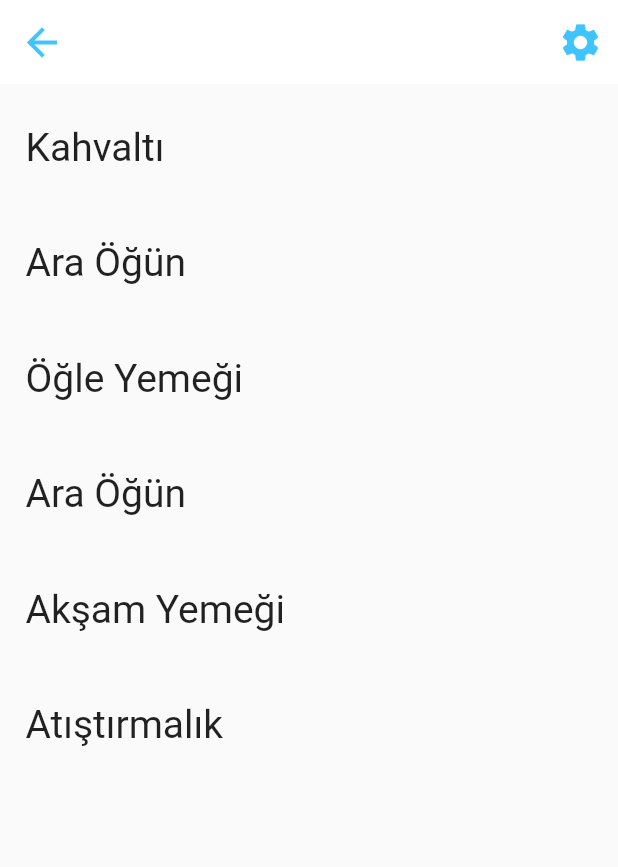
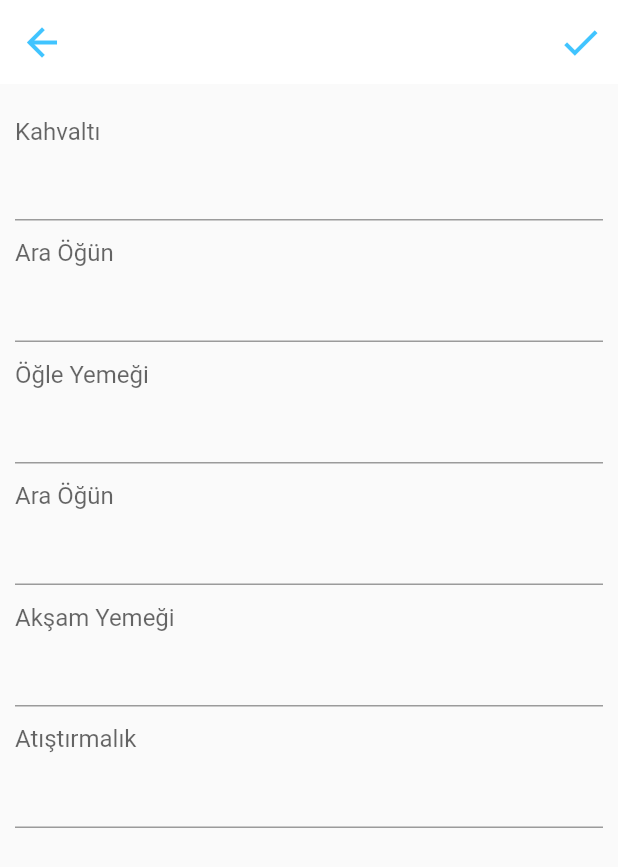
Before and after one commit to AlperenEyibil/diyet, a Flutter app: the Repasts screen opened directly with empty values, after a tap on the "settings" icon, on a phone screen of 412 x 824 dp. Shown: the top 867 px of the screen. Run offline on Flutter 3.47's test engine with Material 2 defaults, Android fonts, the phone set to English and light mode, and no system bars.

Commit message:
Ogun duzenleme eklendi

```diff
--- a/lib/main.dart
+++ b/lib/main.dart
@@ -1,5 +1,6 @@
-import 'package:diyet/screens/repast.dart';
-import 'package:diyet/screens/weekly_program.dart';
+import 'package:diyet/screens/weekly/repast.dart';
+import 'package:diyet/screens/weekly/weekly_program.dart';
+import 'package:diyet/screens/weekly/repast_settings.dart';
 import 'package:flutter/material.dart';
 
 import 'screens/home_page.dart';
@@ -19,6 +20,7 @@ class MyApp extends StatelessWidget {
         "/":(context)=>HomePage(),
         "/weekly_program":(context)=>WeeklyProgram(),
         "/repast":(context)=>Repasts(),
+        "/repastsettings": (context)=>RepastSettings(),
       },
     );
   }
--- a/lib/screens/repast.dart
+++ b/lib/screens/weekly/repast.dart
@@ -1,7 +1,7 @@
 import 'package:flutter/material.dart';
 
 class Repasts extends StatelessWidget {
-  List <String> bilgiler=[""];
+  final List <String> bilgiler=[""];
 
   @override
   Widget build(BuildContext context) {
@@ -23,7 +23,7 @@ class Repasts extends StatelessWidget {
             child: GestureDetector(
               child: Icon(Icons.settings),
               onTap: () {
-                print("hebele");
+                Navigator.pushNamed(context, "/repastsettings", arguments: day);
               },
             ),
           )
--- /dev/null
+++ b/lib/screens/weekly/repast_settings.dart
@@ -0,0 +1,103 @@
+import 'package:flutter/cupertino.dart';
+import 'package:flutter/material.dart';
+
+class RepastSettings extends StatelessWidget {
+
+  TextEditingController _kahvalti= TextEditingController();
+  TextEditingController _kahvaltiara= TextEditingController();
+  TextEditingController _ogle= TextEditingController();
+  TextEditingController _ogleara= TextEditingController();
+  TextEditingController _aksam= TextEditingController();
+  TextEditingController _atistirmalik= TextEditingController();
+
+  @override
+  Widget build(BuildContext context) {
+    final String day = ModalRoute.of(context).settings.arguments;
+    return Scaffold(
+      appBar: AppBar(
+        elevation: 0,
+        backgroundColor: Colors.white,
+        iconTheme: IconThemeData(color: Colors.lightBlueAccent, size: 30),
+        actions: [
+          Padding(
+            padding: const EdgeInsets.all(10.0),
+            child: GestureDetector(
+              child: Icon(Icons.check),
+              onTap: () {
+                gonderme(day);
+              },
+            ),
+          )
+        ],
+      ),
+      body: Container(
+       // height: MediaQuery.of(context).size.height,
+          child: ListView(padding: EdgeInsets.all(10),
+              children: [
+                TextField(controller: _kahvalti,
+                  decoration: InputDecoration(
+                    hintText: "Kahvaltı",
+                  ),maxLines: 3,
+                ),
+                TextField(
+                  controller: _kahvaltiara,
+                  decoration: InputDecoration(
+                      hintText: "Ara Öğün"
+                  ),maxLines: 3,
+                ),
+                TextField(
+                  controller: _ogle,
+                  decoration: InputDecoration(
+                      hintText: "Öğle Yemeği"
+                  ),maxLines: 3,
+                ),
+                TextField(
+                  controller: _ogleara,
+                  decoration: InputDecoration(
+                      hintText: "Ara Öğün"
+                  ),maxLines: 3,
+                ),
+                TextField(
+                  controller: _aksam,
+                  decoration: InputDecoration(
+                      hintText: "Akşam Yemeği"
+                  ),maxLines: 3,
+                ),
+                TextField(
+                  controller: _atistirmalik,
+                  decoration: InputDecoration(
+                      hintText: "Atıştırmalık"
+                  ),maxLines: 3,
+                ),
+              ],
+            ),
+      ),
+    );
+  }
+
+  gonderme(String day){
+    List<String> ogunler= List(6);
+    ogunler[0]=_kahvalti.text;
+    ogunler[1]=_kahvaltiara.text;
+    ogunler[2]=_ogle.text;
+    ogunler[3]=_ogleara.text;
+    ogunler[4]=_aksam.text;
+    ogunler[5]=_atistirmalik.text;
+    if(day=="Pazartesi")
+      print("Pazartesi");
+    else if(day=="Salı")
+      print("Salı");
+    else if(day=="Çarşamba")
+      print("Çarşamba");
+    else if(day=="Perşembe")
+      print("Perşembe");
+    else if(day=="Cuma")
+      print("Cuma");
+    else if(day=="Cumartesi")
+      print("Cumartesi");
+    else if(day=="Pazar")
+      print("Pazar");
+    else
+      print("Hata");
+  }
+}
```
Also changed, not shown: lib/screens/weekly/weekly_program.dart (renamed from lib/screens/weekly_program.dart).
